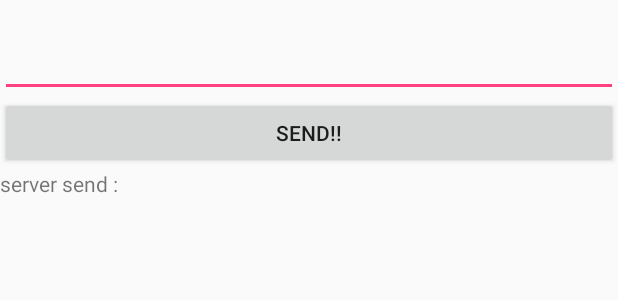
After one commit to inma06/NOVA, an Android app: the layout activity_chat_test.xml on its own in the app's theme, with its tools: preview values and no code run, on a phone screen of 412 x 824 dp. The commit adds this screen. Shown: the top 300 px of the screen. Run offline under Robolectric (Android 15) with nearby library versions, the phone set to English and light mode, and no system bars; network calls fail.

```diff
--- a/inma06/app/src/main/AndroidManifest.xml
+++ b/inma06/app/src/main/AndroidManifest.xml
@@ -14,7 +14,8 @@
         android:roundIcon="@mipmap/ic_launcher_round"
         android:supportsRtl="true"
         android:theme="@style/AppTheme.NoActionBar">
-        <activity android:name="ChatClient.ChatViewActivity"></activity>
+        <activity android:name="ChatClient.ChatTest"></activity>
+        <activity android:name="ChatClient.ChatViewActivity" />
         <activity android:name="Timer.TimerActivity" />
         <activity android:name="Timer.Test01Activity" /> <!-- QR코드 스캔 액티비티 -->
         <activity
--- /dev/null
+++ b/inma06/app/src/main/java/ChatClient/Send.java
@@ -0,0 +1,21 @@
+package ChatClient;
+
+import java.io.DataOutputStream;
+
+public class Send implements Runnable{
+  DataOutputStream outputStream;
+  String msg;
+  public Send(DataOutputStream outputStream, String msg) {
+    this.outputStream = outputStream;
+    this.msg = msg;
+  }
+  public void run() {
+    while(true) {
+      try {
+        outputStream.writeUTF(msg);
+      } catch(Exception e) {
+
+      }
+    }
+  }
+}
--- a/inma06/app/src/main/java/Main/HomeActivity.java
+++ b/inma06/app/src/main/java/Main/HomeActivity.java
@@ -18,6 +18,7 @@ import com.google.gson.JsonArray;
 import com.google.gson.JsonObject;
 import com.google.gson.JsonParser;
 
+import ChatClient.ChatTest;
 import ChatClient.ChatViewActivity;
 import Seat.QRCodeScanActivity;
 import Profile.ProfileMainActivity;
@@ -98,7 +99,7 @@ public class HomeActivity extends AppCompatActivity {
       public void onClick(View v) {
         /* 친구목록 채팅 버튼 클릭 */
 
-        Intent intent = new Intent(HomeActivity.this, ChatViewActivity.class);
+        Intent intent = new Intent(HomeActivity.this, ChatTest.class);
         startActivity(intent);
         Toast.makeText(HomeActivity.this, "친구목록 버튼을 클릭했다!", Toast.LENGTH_SHORT).show();
 
--- /dev/null
+++ b/inma06/app/src/main/res/layout/activity_chat_test.xml
@@ -0,0 +1,58 @@
+<?xml version="1.0" encoding="utf-8"?>
+
+<LinearLayout xmlns:android="http://schemas.android.com/apk/res/android"
+    android:layout_width="fill_parent"
+    android:layout_height="fill_parent"
+    android:orientation="vertical" >
+
+    <LinearLayout android:orientation="vertical"
+    android:layout_width="fill_parent"
+    android:layout_height="fill_parent" >
+    <TextView android:id="@+id/TextView01"
+
+    android:layout_height="wrap_content"
+
+    android:layout_width="fill_parent"/>
+
+    <EditText android:id="@+id/input"
+
+    android:layout_height="wrap_content"
+
+    android:layout_width="fill_parent"/>
+
+    <Button android:id="@+id/button"
+
+    android:layout_width="fill_parent"
+
+    android:layout_height="wrap_content"
+
+    android:text="send!!"/>
+
+
+
+    <LinearLayout
+
+    android:orientation="horizontal"
+
+    android:layout_width="wrap_content"
+
+    android:layout_height="wrap_content" >
+
+    <TextView
+
+        android:layout_height="wrap_content"
+
+        android:layout_width="fill_parent"
+        android:text="server send : "/>
+
+    <TextView android:id="@+id/output"
+
+    android:layout_height="wrap_content"
+
+    android:layout_width="fill_parent"/>
+</LinearLayout>
+
+
+    </LinearLayout>
+
+    </LinearLayout>
```
Also changed, not shown: inma06/app/src/main/java/ChatClient/ChatTest.java (added, +71 -0 lines), inma06/app/src/main/java/ChatClient/ChatViewActivity.java (+36 -1 lines), inma06/app/src/main/java/Timer/TimerActivity.java (+10 -0 lines), inma06/app/src/main/res/layout/activity_timer.xml (+11 -3 lines).
